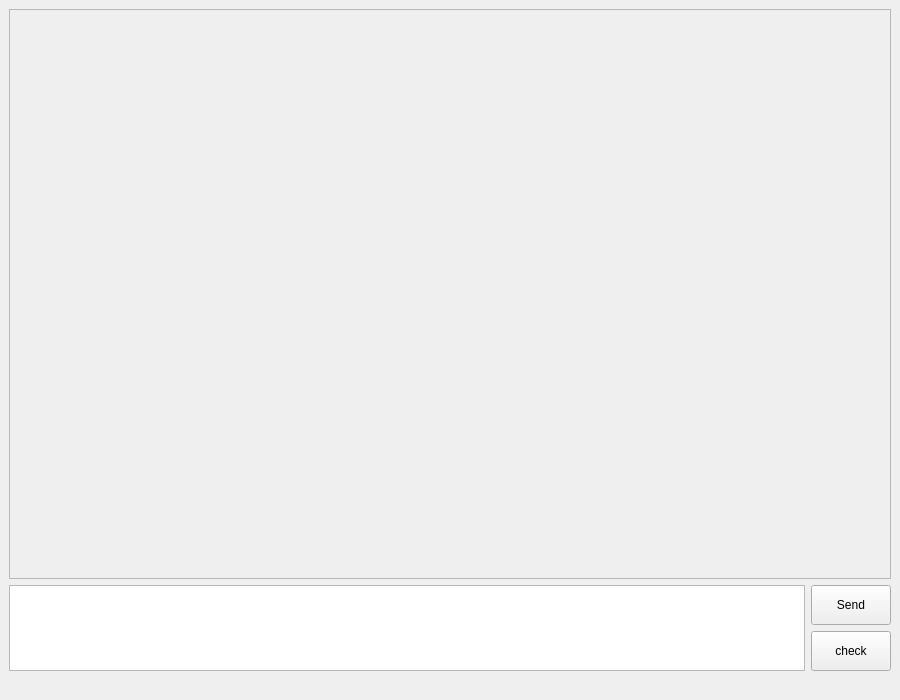
Before: the Qt Designer form verbiverse/UI/MainWindow.ui in HATTER-LONG/Verbiverse, drawn with Qt 5.
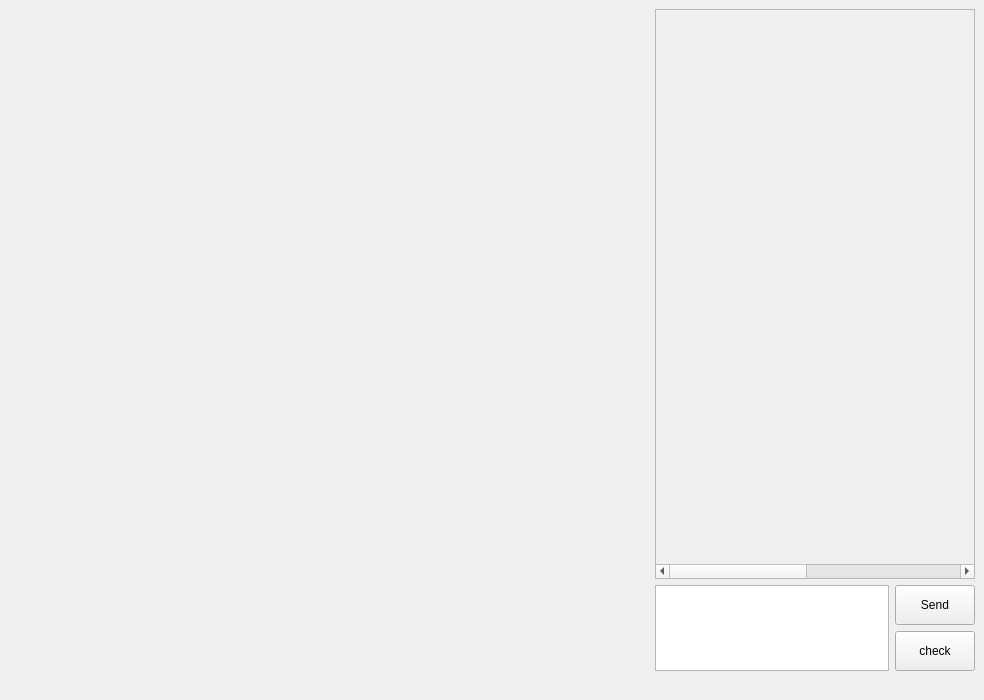
After: the same form once the commit is applied.

Commit message: [Feature] add new widget

The edit to the form file:
```diff
--- a/verbiverse/UI/MainWindow.ui
+++ b/verbiverse/UI/MainWindow.ui
@@ -6,7 +6,7 @@
    <rect>
     <x>0</x>
     <y>0</y>
-    <width>900</width>
+    <width>984</width>
     <height>700</height>
    </rect>
   </property>
@@ -28,9 +28,27 @@
   <widget class="QWidget" name="centralwidget">
    <layout class="QGridLayout" name="gridLayout">
     <item row="0" column="0">
+     <layout class="QHBoxLayout" name="horizontalLayout" stretch="2,1">
+      <item>
+       <widget class="QWidget" name="pdf_viewer" native="true">
+        <property name="sizePolicy">
+         <sizepolicy hsizetype="Expanding" vsizetype="Expanding">
+          <horstretch>0</horstretch>
+          <verstretch>0</verstretch>
+         </sizepolicy>
+        </property>
+       </widget>
+      </item>
+      <item>
      <layout class="QVBoxLayout" name="verticalLayout_5">
       <item>
        <widget class="QScrollArea" name="chat_scroll_area">
+          <property name="sizePolicy">
+           <sizepolicy hsizetype="Preferred" vsizetype="Preferred">
+            <horstretch>0</horstretch>
+            <verstretch>0</verstretch>
+           </sizepolicy>
+          </property>
         <property name="font">
          <font>
           <family>.AppleSystemUIFont</family>
@@ -45,7 +63,7 @@
         <widget class="QWidget" name="scrollAreaWidgetContents_2">
          <property name="geometry">
           <rect>
-           <x>98</x>
+             <x>0</x>
            <y>0</y>
            <width>677</width>
            <height>392</height>
@@ -67,7 +85,7 @@
           </property>
           <property name="minimumSize">
            <size>
-            <width>600</width>
+              <width>50</width>
             <height>80</height>
            </size>
           </property>
@@ -84,7 +102,7 @@
           <item>
            <widget class="QPushButton" name="user_send_button">
             <property name="sizePolicy">
-             <sizepolicy hsizetype="Minimum" vsizetype="Fixed">
+               <sizepolicy hsizetype="Preferred" vsizetype="Fixed">
               <horstretch>0</horstretch>
               <verstretch>0</verstretch>
              </sizepolicy>
@@ -109,7 +127,7 @@
           <item>
            <widget class="QPushButton" name="user_check_button">
             <property name="sizePolicy">
-             <sizepolicy hsizetype="Minimum" vsizetype="Fixed">
+               <sizepolicy hsizetype="Preferred" vsizetype="Fixed">
               <horstretch>0</horstretch>
               <verstretch>0</verstretch>
              </sizepolicy>
@@ -131,6 +149,12 @@
       </item>
       <item>
        <widget class="QLabel" name="check_result">
+          <property name="sizePolicy">
+           <sizepolicy hsizetype="Preferred" vsizetype="Fixed">
+            <horstretch>0</horstretch>
+            <verstretch>0</verstretch>
+           </sizepolicy>
+          </property>
         <property name="text">
          <string/>
         </property>
@@ -148,6 +172,8 @@
      </layout>
     </item>
    </layout>
+    </item>
+   </layout>
   </widget>
   <widget class="QMenuBar" name="menubar">
    <property name="enabled">
```
Left out of the diff: 2 changed lines with no effect on the pictures. Lines whose indentation alone changed are shown as unchanged. The commit also changes 1 other file.
